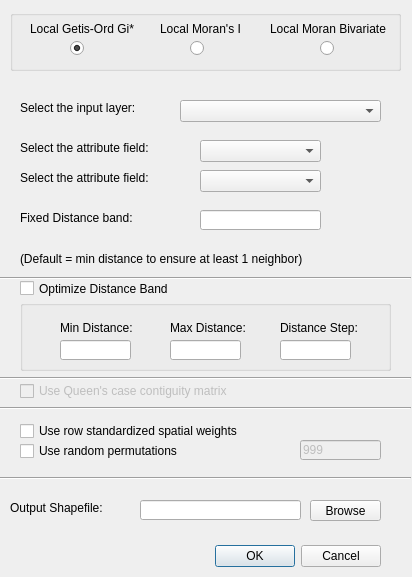
Above: hotspot_analysis_dialog_base.ui from danioxoli/HotSpotAnalysis_Plugin before the change. Below: the same form after it.
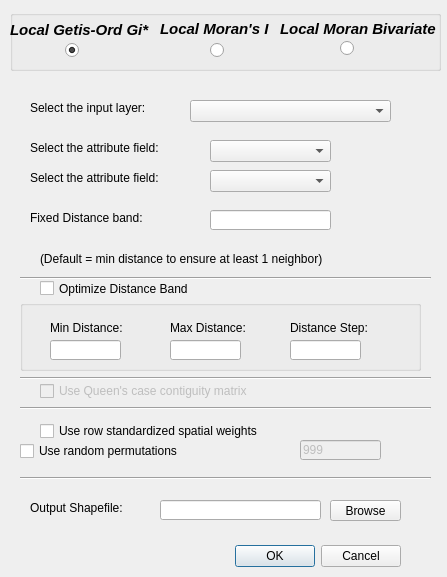
That is the form after the change.

```diff
--- a/hotspot_analysis_dialog_base.ui
+++ b/hotspot_analysis_dialog_base.ui
@@ -6,7 +6,7 @@
    <rect>
     <x>0</x>
     <y>0</y>
-    <width>412</width>
+    <width>447</width>
     <height>577</height>
    </rect>
   </property>
@@ -16,7 +16,7 @@
   <widget class="QDialogButtonBox" name="button_box">
    <property name="geometry">
     <rect>
-     <x>40</x>
+     <x>60</x>
      <y>540</y>
      <width>341</width>
      <height>32</height>
@@ -35,7 +35,7 @@
    </property>
    <property name="geometry">
     <rect>
-     <x>200</x>
+     <x>210</x>
      <y>210</y>
      <width>121</width>
      <height>20</height>
@@ -45,7 +45,7 @@
   <widget class="QComboBox" name="comboBox">
    <property name="geometry">
     <rect>
-     <x>180</x>
+     <x>190</x>
      <y>100</y>
      <width>201</width>
      <height>22</height>
@@ -55,7 +55,7 @@
   <widget class="QLabel" name="label">
    <property name="geometry">
     <rect>
-     <x>20</x>
+     <x>30</x>
      <y>140</y>
      <width>181</width>
      <height>16</height>
@@ -68,7 +68,7 @@
   <widget class="QLabel" name="label_3">
    <property name="geometry">
     <rect>
-     <x>10</x>
+     <x>30</x>
      <y>500</y>
      <width>131</width>
      <height>16</height>
@@ -81,7 +81,7 @@
   <widget class="QLabel" name="label_threshold">
    <property name="geometry">
     <rect>
-     <x>20</x>
+     <x>30</x>
      <y>210</y>
      <width>161</width>
      <height>16</height>
@@ -94,7 +94,7 @@
   <widget class="QPushButton" name="pushButton">
    <property name="geometry">
     <rect>
-     <x>310</x>
+     <x>330</x>
      <y>500</y>
      <width>71</width>
      <height>21</height>
@@ -107,7 +107,7 @@
   <widget class="QComboBox" name="comboBox_C">
    <property name="geometry">
     <rect>
-     <x>200</x>
+     <x>210</x>
      <y>140</y>
      <width>121</width>
      <height>22</height>
@@ -120,7 +120,7 @@
    </property>
    <property name="geometry">
     <rect>
-     <x>20</x>
+     <x>40</x>
      <y>280</y>
      <width>211</width>
      <height>17</height>
@@ -136,7 +136,7 @@
   <widget class="QLabel" name="layer_label">
    <property name="geometry">
     <rect>
-     <x>20</x>
+     <x>30</x>
      <y>100</y>
      <width>161</width>
      <height>16</height>
@@ -151,7 +151,7 @@
     <rect>
      <x>20</x>
      <y>300</y>
-     <width>371</width>
+     <width>401</width>
      <height>71</height>
     </rect>
    </property>
@@ -161,7 +161,7 @@
    <widget class="QLabel" name="label_7">
     <property name="geometry">
      <rect>
-      <x>40</x>
+      <x>30</x>
       <y>20</y>
       <width>91</width>
       <height>16</height>
@@ -174,7 +174,7 @@
    <widget class="QLineEdit" name="lineEdit_dist">
     <property name="geometry">
      <rect>
-      <x>260</x>
+      <x>270</x>
       <y>40</y>
       <width>71</width>
       <height>20</height>
@@ -197,7 +197,7 @@
    <widget class="QLabel" name="label_8">
     <property name="geometry">
      <rect>
-      <x>260</x>
+      <x>270</x>
       <y>20</y>
       <width>101</width>
       <height>16</height>
@@ -210,7 +210,7 @@
    <widget class="QLineEdit" name="lineEdit_minT">
     <property name="geometry">
      <rect>
-      <x>40</x>
+      <x>30</x>
       <y>40</y>
       <width>71</width>
       <height>20</height>
@@ -231,7 +231,7 @@
   <widget class="QLineEdit" name="lineEdit">
    <property name="geometry">
     <rect>
-     <x>140</x>
+     <x>160</x>
      <y>500</y>
      <width>161</width>
      <height>20</height>
@@ -241,7 +241,7 @@
   <widget class="QLabel" name="label_2">
    <property name="geometry">
     <rect>
-     <x>20</x>
+     <x>40</x>
      <y>250</y>
      <width>361</width>
      <height>17</height>
@@ -262,7 +262,7 @@
   <widget class="Line" name="line">
    <property name="geometry">
     <rect>
-     <x>0</x>
+     <x>20</x>
      <y>270</y>
      <width>411</width>
      <height>16</height>
@@ -275,7 +275,7 @@
   <widget class="Line" name="line_2">
    <property name="geometry">
     <rect>
-     <x>0</x>
+     <x>20</x>
      <y>370</y>
      <width>411</width>
      <height>16</height>
@@ -288,7 +288,7 @@
   <widget class="Line" name="line_3">
    <property name="geometry">
     <rect>
-     <x>0</x>
+     <x>20</x>
      <y>470</y>
      <width>411</width>
      <height>16</height>
@@ -301,7 +301,7 @@
   <widget class="QCheckBox" name="checkBox_rowStandard">
    <property name="geometry">
     <rect>
-     <x>20</x>
+     <x>40</x>
      <y>420</y>
      <width>301</width>
      <height>22</height>
@@ -330,7 +330,7 @@
    </property>
    <property name="geometry">
     <rect>
-     <x>20</x>
+     <x>40</x>
      <y>380</y>
      <width>301</width>
      <height>22</height>
@@ -343,7 +343,7 @@
   <widget class="Line" name="line_4">
    <property name="geometry">
     <rect>
-     <x>0</x>
+     <x>20</x>
      <y>400</y>
      <width>411</width>
      <height>16</height>
@@ -372,7 +372,7 @@
   <widget class="QLabel" name="label_4">
    <property name="geometry">
     <rect>
-     <x>20</x>
+     <x>30</x>
      <y>170</y>
      <width>181</width>
      <height>16</height>
@@ -388,7 +388,7 @@
    </property>
    <property name="geometry">
     <rect>
-     <x>200</x>
+     <x>210</x>
      <y>170</y>
      <width>121</width>
      <height>22</height>
@@ -400,7 +400,7 @@
     <rect>
      <x>10</x>
      <y>10</y>
-     <width>391</width>
+     <width>431</width>
      <height>61</height>
     </rect>
    </property>
@@ -410,10 +410,10 @@
    <widget class="QRadioButton" name="checkBox_moran">
     <property name="geometry">
      <rect>
-      <x>180</x>
+      <x>200</x>
       <y>30</y>
-      <width>16</width>
-      <height>17</height>
+      <width>21</width>
+      <height>21</height>
      </rect>
     </property>
     <property name="text">
@@ -423,9 +423,9 @@
    <widget class="QRadioButton" name="checkBox_moranBi">
     <property name="geometry">
      <rect>
-      <x>310</x>
+      <x>330</x>
       <y>30</y>
-      <width>16</width>
+      <width>21</width>
       <height>16</height>
      </rect>
     </property>
@@ -436,10 +436,10 @@
    <widget class="QRadioButton" name="checkBox_gi">
     <property name="geometry">
      <rect>
-      <x>60</x>
+      <x>55</x>
       <y>30</y>
-      <width>16</width>
-      <height>17</height>
+      <width>21</width>
+      <height>20</height>
      </rect>
     </property>
     <property name="text">
@@ -452,18 +452,18 @@
    <widget class="QLabel" name="label_5">
     <property name="geometry">
      <rect>
-      <x>20</x>
+      <x>0</x>
       <y>10</y>
-      <width>111</width>
-      <height>17</height>
+      <width>141</width>
+      <height>20</height>
      </rect>
     </property>
     <property name="font">
      <font>
-      <pointsize>9</pointsize>
-      <weight>50</weight>
-      <italic>false</italic>
-      <bold>false</bold>
+      <pointsize>11</pointsize>
+      <weight>75</weight>
+      <italic>true</italic>
+      <bold>true</bold>
      </font>
     </property>
     <property name="text">
@@ -475,16 +475,16 @@
      <rect>
       <x>150</x>
       <y>10</y>
-      <width>81</width>
+      <width>111</width>
       <height>17</height>
      </rect>
     </property>
     <property name="font">
      <font>
-      <pointsize>9</pointsize>
-      <weight>50</weight>
-      <italic>false</italic>
-      <bold>false</bold>
+      <pointsize>11</pointsize>
+      <weight>75</weight>
+      <italic>true</italic>
+      <bold>true</bold>
      </font>
     </property>
     <property name="text">
@@ -494,18 +494,18 @@
    <widget class="QLabel" name="label_10">
     <property name="geometry">
      <rect>
-      <x>260</x>
+      <x>270</x>
       <y>10</y>
-      <width>121</width>
+      <width>161</width>
       <height>17</height>
      </rect>
     </property>
     <property name="font">
      <font>
-      <pointsize>9</pointsize>
-      <weight>50</weight>
-      <italic>false</italic>
-      <bold>false</bold>
+      <pointsize>11</pointsize>
+      <weight>75</weight>
+      <italic>true</italic>
+      <bold>true</bold>
      </font>
     </property>
     <property name="text">
```
